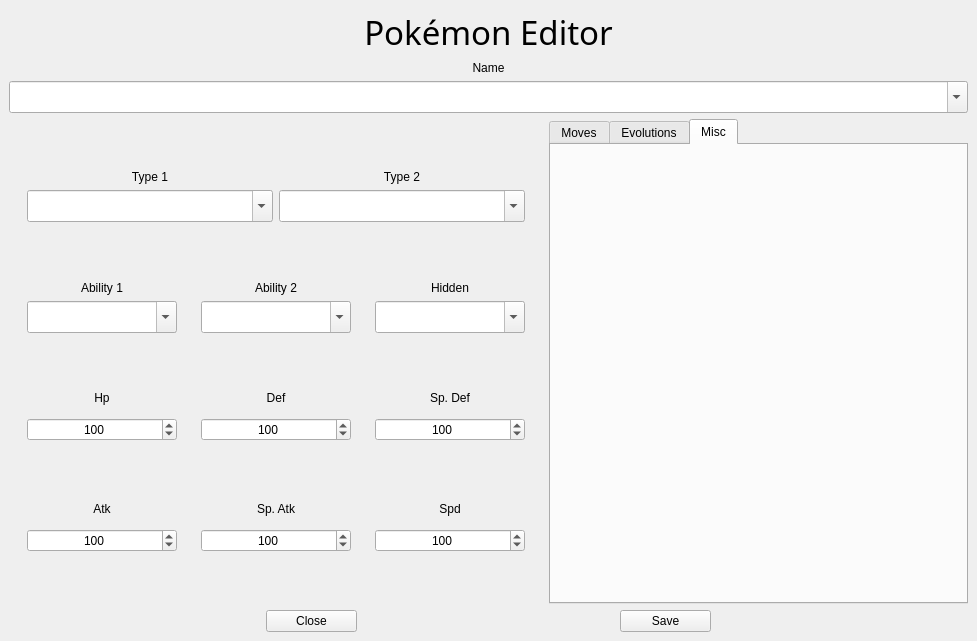
First picture: the form in pokemon/design.ui, repository LyonSyonII/Pokemon-GUI-Editors, before the edit.
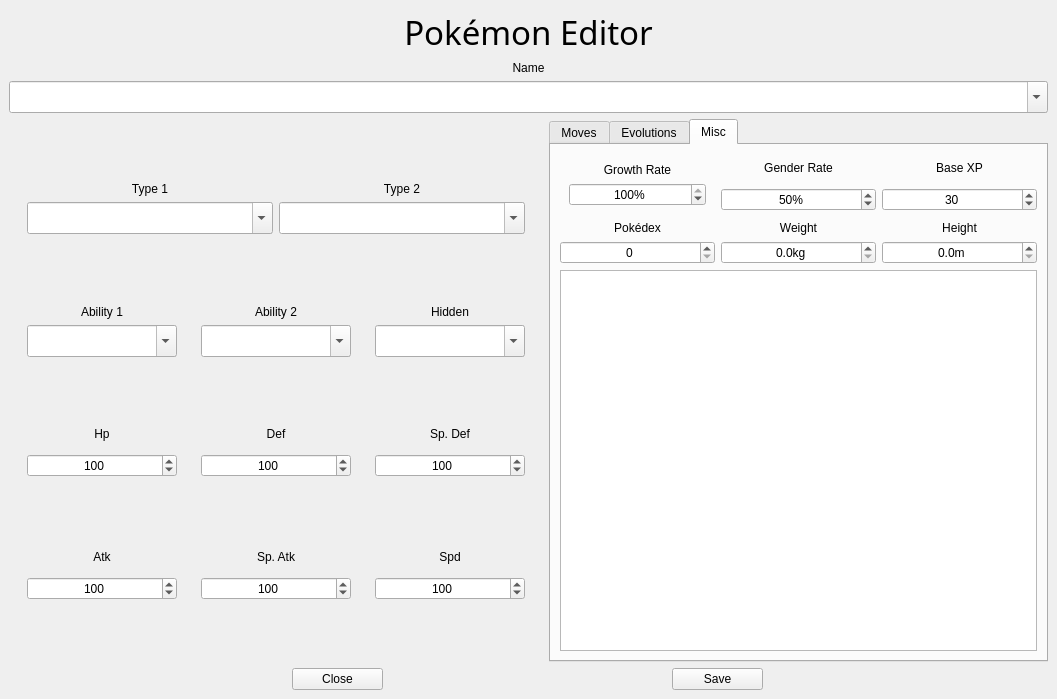
Second picture: the form after the edit.

Commit message: Only one dictionary is used now

```diff
--- a/pokemon/design.ui
+++ b/pokemon/design.ui
@@ -6,8 +6,8 @@
    <rect>
     <x>0</x>
     <y>0</y>
-    <width>977</width>
-    <height>641</height>
+    <width>1057</width>
+    <height>699</height>
    </rect>
   </property>
   <property name="windowTitle">
@@ -933,6 +933,226 @@
          <attribute name="title">
           <string>Misc</string>
          </attribute>
+         <layout class="QGridLayout" name="gridLayout_2">
+          <item row="4" column="2">
+           <widget class="QLabel" name="label_5">
+            <property name="text">
+             <string>Height</string>
+            </property>
+            <property name="alignment">
+             <set>Qt::AlignCenter</set>
+            </property>
+           </widget>
+          </item>
+          <item row="5" column="0">
+           <widget class="QSpinBox" name="spin_pokedex">
+            <property name="alignment">
+             <set>Qt::AlignCenter</set>
+            </property>
+            <property name="accelerated">
+             <bool>true</bool>
+            </property>
+            <property name="maximum">
+             <number>9999</number>
+            </property>
+            <property name="value">
+             <number>0</number>
+            </property>
+           </widget>
+          </item>
+          <item row="4" column="1">
+           <widget class="QLabel" name="label_6">
+            <property name="text">
+             <string>Weight</string>
+            </property>
+            <property name="alignment">
+             <set>Qt::AlignCenter</set>
+            </property>
+           </widget>
+          </item>
+          <item row="0" column="1">
+           <layout class="QVBoxLayout" name="verticalLayout_16">
+            <item>
+             <widget class="QLabel" name="label_2">
+              <property name="maximumSize">
+               <size>
+                <width>16777215</width>
+                <height>22</height>
+               </size>
+              </property>
+              <property name="text">
+               <string>Gender Rate</string>
+              </property>
+              <property name="alignment">
+               <set>Qt::AlignCenter</set>
+              </property>
+             </widget>
+            </item>
+            <item>
+             <widget class="QSpinBox" name="spin_gender">
+              <property name="alignment">
+               <set>Qt::AlignCenter</set>
+              </property>
+              <property name="suffix">
+               <string>%</string>
+              </property>
+              <property name="prefix">
+               <string/>
+              </property>
+              <property name="maximum">
+               <number>100</number>
+              </property>
+              <property name="value">
+               <number>50</number>
+              </property>
+             </widget>
+            </item>
+           </layout>
+          </item>
+          <item row="4" column="0">
+           <widget class="QLabel" name="label_4">
+            <property name="maximumSize">
+             <size>
+              <width>16777215</width>
+              <height>22</height>
+             </size>
+            </property>
+            <property name="text">
+             <string>Pokédex</string>
+            </property>
+            <property name="alignment">
+             <set>Qt::AlignCenter</set>
+            </property>
+           </widget>
+          </item>
+          <item row="0" column="2">
+           <layout class="QVBoxLayout" name="verticalLayout_17">
+            <item>
+             <widget class="QLabel" name="label_3">
+              <property name="maximumSize">
+               <size>
+                <width>16777215</width>
+                <height>22</height>
+               </size>
+              </property>
+              <property name="text">
+               <string>Base XP</string>
+              </property>
+              <property name="alignment">
+               <set>Qt::AlignCenter</set>
+              </property>
+             </widget>
+            </item>
+            <item>
+             <widget class="QSpinBox" name="spin_xp">
+              <property name="alignment">
+               <set>Qt::AlignCenter</set>
+              </property>
+              <property name="suffix">
+               <string/>
+              </property>
+              <property name="prefix">
+               <string/>
+              </property>
+              <property name="maximum">
+               <number>100</number>
+              </property>
+              <property name="value">
+               <number>30</number>
+              </property>
+             </widget>
+            </item>
+           </layout>
+          </item>
+          <item row="6" column="0" colspan="3">
+           <widget class="QTextEdit" name="text_description"/>
+          </item>
+          <item row="0" column="0">
+           <widget class="QWidget" name="" native="true">
+            <property name="maximumSize">
+             <size>
+              <width>16777215</width>
+              <height>80</height>
+             </size>
+            </property>
+            <layout class="QVBoxLayout" name="verticalLayout_15">
+             <item>
+              <widget class="QLabel" name="label">
+               <property name="maximumSize">
+                <size>
+                 <width>16777215</width>
+                 <height>22</height>
+                </size>
+               </property>
+               <property name="text">
+                <string>Growth Rate</string>
+               </property>
+               <property name="alignment">
+                <set>Qt::AlignCenter</set>
+               </property>
+              </widget>
+             </item>
+             <item>
+              <widget class="QSpinBox" name="spin_growth">
+               <property name="alignment">
+                <set>Qt::AlignCenter</set>
+               </property>
+               <property name="suffix">
+                <string>%</string>
+               </property>
+               <property name="prefix">
+                <string/>
+               </property>
+               <property name="maximum">
+                <number>100</number>
+               </property>
+               <property name="value">
+                <number>100</number>
+               </property>
+              </widget>
+             </item>
+            </layout>
+           </widget>
+          </item>
+          <item row="5" column="1">
+           <widget class="QDoubleSpinBox" name="spin_weight">
+            <property name="alignment">
+             <set>Qt::AlignCenter</set>
+            </property>
+            <property name="accelerated">
+             <bool>true</bool>
+            </property>
+            <property name="suffix">
+             <string>kg</string>
+            </property>
+            <property name="decimals">
+             <number>1</number>
+            </property>
+            <property name="maximum">
+             <double>9999999.000000000000000</double>
+            </property>
+           </widget>
+          </item>
+          <item row="5" column="2">
+           <widget class="QDoubleSpinBox" name="spin_height">
+            <property name="alignment">
+             <set>Qt::AlignCenter</set>
+            </property>
+            <property name="accelerated">
+             <bool>true</bool>
+            </property>
+            <property name="suffix">
+             <string>m</string>
+            </property>
+            <property name="decimals">
+             <number>1</number>
+            </property>
+            <property name="maximum">
+             <double>99999999.000000000000000</double>
+            </property>
+           </widget>
+          </item>
+         </layout>
         </widget>
        </widget>
       </item>
```
The commit also changes 2 other files.
